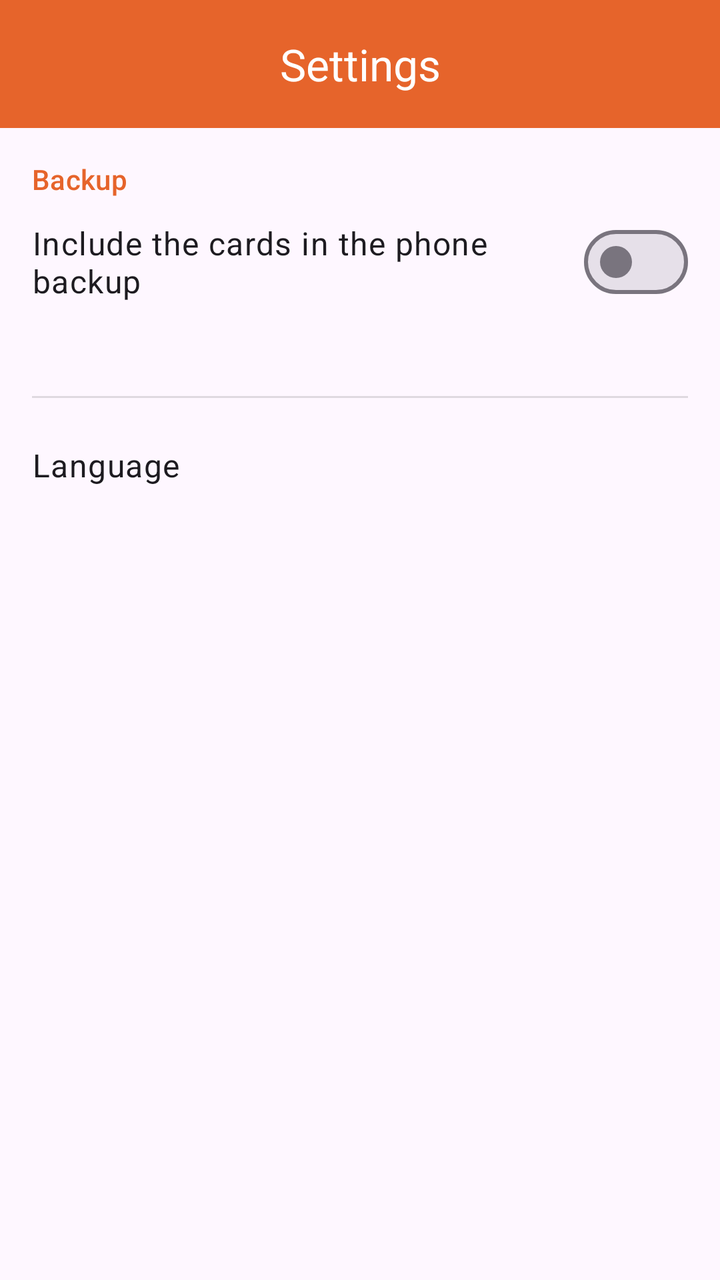
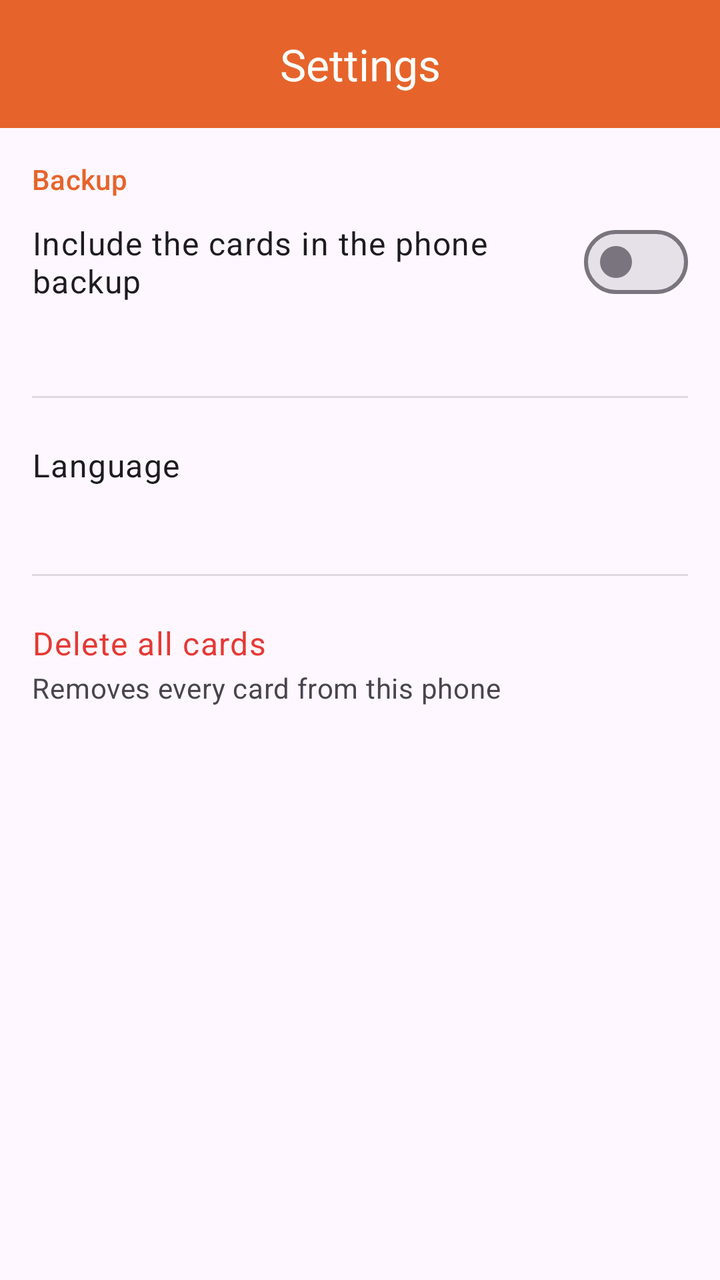

Two renders of the same Android screen: before a commit and after it. Below are the layout's source before the change and the commit's diff.
<!-- AndroidManifest.xml: application theme Tema.OpenCard -->
<!-- res/layout/activity_impostazioni.xml -->
<?xml version="1.0" encoding="utf-8"?>
<androidx.coordinatorlayout.widget.CoordinatorLayout
    xmlns:android="http://schemas.android.com/apk/res/android"
    xmlns:app="http://schemas.android.com/apk/res-auto"
    android:layout_width="match_parent"
    android:layout_height="match_parent"
    android:fitsSystemWindows="true">

    <com.google.android.material.appbar.AppBarLayout
        android:layout_width="match_parent"
        android:layout_height="wrap_content"
        android:background="@color/brand"
        app:elevation="0dp">

        <com.google.android.material.appbar.MaterialToolbar
            android:id="@+id/barra"
            style="@style/Barra.OpenCard"
            android:layout_width="match_parent"
            android:layout_height="?attr/actionBarSize"
            app:title="@string/impostazioni"
            app:titleCentered="true" />
    </com.google.android.material.appbar.AppBarLayout>

    <androidx.core.widget.NestedScrollView
        android:layout_width="match_parent"
        android:layout_height="match_parent"
        android:fillViewport="true"
        app:layout_behavior="@string/appbar_scrolling_view_behavior">

        <LinearLayout
            android:layout_width="match_parent"
            android:layout_height="wrap_content"
            android:orientation="vertical"
            android:padding="16dp">

            <TextView
                android:layout_width="match_parent"
                android:layout_height="wrap_content"
                android:text="@string/backup"
                android:textAppearance="?attr/textAppearanceTitleSmall"
                android:textColor="@color/brand"
                android:paddingBottom="8dp" />

            <com.google.android.material.materialswitch.MaterialSwitch
                android:id="@+id/backup_cloud"
                android:layout_width="match_parent"
                android:layout_height="wrap_content"
                android:minHeight="48dp"
                android:text="@string/backup_cloud"
                android:textAppearance="?attr/textAppearanceBodyLarge" />

            <TextView
                android:id="@+id/backup_cloud_spiega"
                android:layout_width="match_parent"
                android:layout_height="wrap_content"
                android:paddingTop="4dp"
                android:textAppearance="?attr/textAppearanceBodyMedium"
                android:textColor="?android:attr/textColorSecondary" />

            <View
                android:layout_width="match_parent"
                android:layout_height="1dp"
                android:layout_marginTop="20dp"
                android:layout_marginBottom="20dp"
                android:background="?android:attr/listDivider" />

            
            <LinearLayout
                android:id="@+id/riga_lingua"
                android:layout_width="match_parent"
                android:layout_height="wrap_content"
                android:orientation="vertical"
                android:minHeight="48dp"
                android:gravity="center_vertical"
                android:background="?attr/selectableItemBackground"
                android:clickable="true"
                android:focusable="true">

                <TextView
                    android:layout_width="match_parent"
                    android:layout_height="wrap_content"
                    android:text="@string/lingua"
                    android:textAppearance="?attr/textAppearanceBodyLarge" />

                <TextView
                    android:id="@+id/lingua_adesso"
                    android:layout_width="match_parent"
                    android:layout_height="wrap_content"
                    android:paddingTop="2dp"
                    android:textAppearance="?attr/textAppearanceBodyMedium"
                    android:textColor="?android:attr/textColorSecondary" />
            </LinearLayout>
        </LinearLayout>
    </androidx.core.widget.NestedScrollView>
</androidx.coordinatorlayout.widget.CoordinatorLayout>
<!-- resources referenced by this layout -->
<resources>
  <color name="brand">#E6642B</color>
  <string name="backup">Backup</string>
  <string name="backup_cloud">Include the cards in the phone backup</string>
  <string name="impostazioni">Settings</string>
  <string name="lingua">Language</string>
  <style name="Barra.OpenCard" parent="Widget.Material3.Toolbar">
          <item name="android:background">@color/brand</item>
          <item name="titleTextColor">@color/on_brand</item>
          <item name="subtitleTextColor">@color/on_brand</item>
          <item name="android:theme">@style/ThemeOverlay.Material3.Dark.ActionBar</item>
          
          <item name="popupTheme">@style/ThemeOverlay.Material3.Light</item>
      </style>
  <style name="Tema.OpenCard" parent="Theme.Material3.DayNight.NoActionBar">
          <item name="colorPrimary">@color/brand</item>
          <item name="colorOnPrimary">@color/on_brand</item>
          <item name="colorSecondary">@color/brand</item>
          <item name="colorOnSecondary">@color/on_brand</item>
          <item name="android:statusBarColor" tools:targetApi="21">@color/brand</item>
          <item name="android:windowLightStatusBar" tools:targetApi="23">false</item>
      </style>
  <color name="on_brand">#FFFFFF</color>
</resources>

<!-- the commit's change to res/layout/activity_impostazioni.xml (unified diff, before → after) -->
@@ -2,6 +2,7 @@
 <androidx.coordinatorlayout.widget.CoordinatorLayout
     xmlns:android="http://schemas.android.com/apk/res/android"
     xmlns:app="http://schemas.android.com/apk/res-auto"
+    android:id="@+id/radice"
     android:layout_width="match_parent"
     android:layout_height="match_parent"
     android:fitsSystemWindows="true">
@@ -90,6 +91,41 @@
                     android:textAppearance="?attr/textAppearanceBodyMedium"
                     android:textColor="?android:attr/textColorSecondary" />
             </LinearLayout>
+
+            <View
+                android:layout_width="match_parent"
+                android:layout_height="1dp"
+                android:layout_marginTop="20dp"
+                android:layout_marginBottom="20dp"
+                android:background="?android:attr/listDivider" />
+
+            
+            <LinearLayout
+                android:id="@+id/riga_azzera"
+                android:layout_width="match_parent"
+                android:layout_height="wrap_content"
+                android:orientation="vertical"
+                android:minHeight="48dp"
+                android:gravity="center_vertical"
+                android:background="?attr/selectableItemBackground"
+                android:clickable="true"
+                android:focusable="true">
+
+                <TextView
+                    android:layout_width="match_parent"
+                    android:layout_height="wrap_content"
+                    android:text="@string/azzera"
+                    android:textAppearance="?attr/textAppearanceBodyLarge"
+                    android:textColor="@color/danger" />
+
+                <TextView
+                    android:layout_width="match_parent"
+                    android:layout_height="wrap_content"
+                    android:paddingTop="2dp"
+                    android:text="@string/azzera_sottotitolo"
+                    android:textAppearance="?attr/textAppearanceBodyMedium"
+                    android:textColor="?android:attr/textColorSecondary" />
+            </LinearLayout>
         </LinearLayout>
     </androidx.core.widget.NestedScrollView>
 </androidx.coordinatorlayout.widget.CoordinatorLayout>
<!-- resource entries referenced after the edit -->
@@ -1,6 +1,9 @@
 <!-- resources referenced by this layout -->
 <resources>
   <color name="brand">#E6642B</color>
+  <color name="danger">#E53935</color>
+  <string name="azzera">Delete all cards</string>
+  <string name="azzera_sottotitolo">Removes every card from this phone</string>
   <string name="backup">Backup</string>
   <string name="backup_cloud">Include the cards in the phone backup</string>
   <string name="impostazioni">Settings</string>
